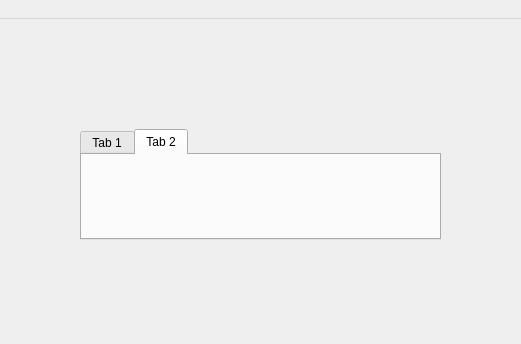
Before: the Qt Designer form mainwindow.ui in isahakv/ISOWebBrowser, drawn with Qt 5; both pictures show x 220 to 741 and y 0 to 344 of the 886 by 589 pixel window.
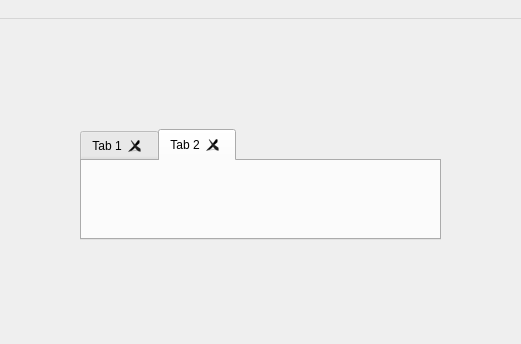
After: the same form once the commit is applied. The open tabs and pages were chosen to show the change.

```diff
--- a/mainwindow.ui
+++ b/mainwindow.ui
@@ -23,8 +23,32 @@
       <height>111</height>
      </rect>
     </property>
+    <property name="mouseTracking">
+     <bool>false</bool>
+    </property>
+    <property name="acceptDrops">
+     <bool>true</bool>
+    </property>
+    <property name="tabShape">
+     <enum>QTabWidget::Rounded</enum>
+    </property>
     <property name="currentIndex">
-     <number>0</number>
+     <number>1</number>
+    </property>
+    <property name="elideMode">
+     <enum>Qt::ElideRight</enum>
+    </property>
+    <property name="documentMode">
+     <bool>false</bool>
+    </property>
+    <property name="tabsClosable">
+     <bool>true</bool>
+    </property>
+    <property name="movable">
+     <bool>true</bool>
+    </property>
+    <property name="tabBarAutoHide">
+     <bool>false</bool>
     </property>
     <widget class="QWidget" name="tab">
      <attribute name="title">
```
